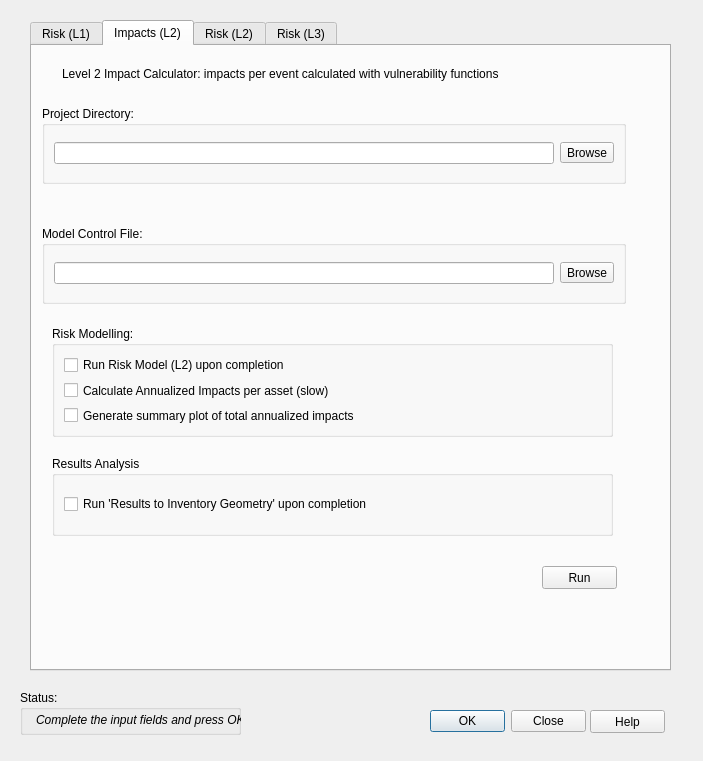
NRCan/CanFlood, file canflood_inprep/ProjectModelling/ProjectModellingDialog_Base.ui: the form before one commit.
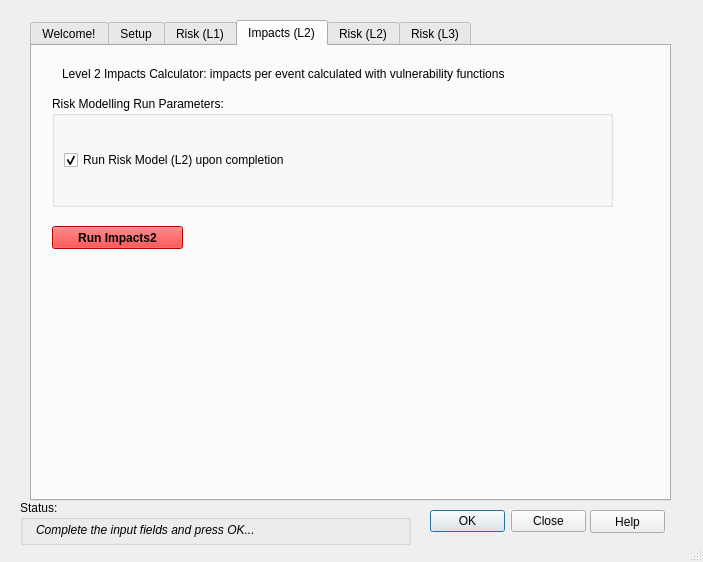
The form after the commit. The open tabs and pages were chosen to show the change.

Patch:
```diff
--- a/canflood_inprep/ProjectModelling/ProjectModellingDialog_Base.ui
+++ b/canflood_inprep/ProjectModelling/ProjectModellingDialog_Base.ui
@@ -7,23 +7,32 @@
     <x>0</x>
     <y>0</y>
     <width>703</width>
-    <height>761</height>
+    <height>562</height>
    </rect>
   </property>
+  <property name="sizePolicy">
+   <sizepolicy hsizetype="Preferred" vsizetype="Preferred">
+    <horstretch>0</horstretch>
+    <verstretch>0</verstretch>
+   </sizepolicy>
+  </property>
   <property name="minimumSize">
    <size>
     <width>703</width>
-    <height>761</height>
+    <height>500</height>
    </size>
   </property>
   <property name="maximumSize">
    <size>
     <width>703</width>
-    <height>761</height>
+    <height>900</height>
    </size>
   </property>
   <property name="windowTitle">
-   <string>CanFlood_Model</string>
+   <string>CanFlood_Model_0.0.1</string>
+  </property>
+  <property name="sizeGripEnabled">
+   <bool>true</bool>
   </property>
   <widget class="QTabWidget" name="tabWidget">
    <property name="geometry">
@@ -31,15 +40,61 @@
      <x>30</x>
      <y>20</y>
      <width>641</width>
-     <height>651</height>
+     <height>481</height>
     </rect>
    </property>
+   <property name="sizePolicy">
+    <sizepolicy hsizetype="Expanding" vsizetype="MinimumExpanding">
+     <horstretch>0</horstretch>
+     <verstretch>0</verstretch>
+    </sizepolicy>
+   </property>
    <property name="currentIndex">
     <number>0</number>
    </property>
-   <widget class="QWidget" name="tab_proj">
+   <widget class="QWidget" name="tab">
     <attribute name="title">
-     <string>Risk (L1)</string>
+     <string>Welcome!</string>
+    </attribute>
+    <widget class="QTextBrowser" name="textBrowser">
+     <property name="geometry">
+      <rect>
+       <x>140</x>
+       <y>40</y>
+       <width>341</width>
+       <height>341</height>
+      </rect>
+     </property>
+     <property name="html">
+      <string>&lt;!DOCTYPE HTML PUBLIC &quot;-//W3C//DTD HTML 4.0//EN&quot; &quot;http://www.w3.org/TR/REC-html40/strict.dtd&quot;&gt;
+&lt;html&gt;&lt;head&gt;&lt;meta name=&quot;qrichtext&quot; content=&quot;1&quot; /&gt;&lt;style type=&quot;text/css&quot;&gt;
+p, li { white-space: pre-wrap; }
+&lt;/style&gt;&lt;/head&gt;&lt;body style=&quot; font-family:'MS Shell Dlg 2'; font-size:8.25pt; font-weight:400; font-style:normal;&quot;&gt;
+&lt;p align=&quot;center&quot; style=&quot; margin-top:0px; margin-bottom:0px; margin-left:0px; margin-right:0px; -qt-block-indent:0; text-indent:0px;&quot;&gt;&lt;span style=&quot; font-size:8pt;&quot;&gt;Welcome to CanFlood 0.0.1!&lt;/span&gt;&lt;/p&gt;
+&lt;p align=&quot;center&quot; style=&quot;-qt-paragraph-type:empty; margin-top:0px; margin-bottom:0px; margin-left:0px; margin-right:0px; -qt-block-indent:0; text-indent:0px; font-size:8pt;&quot;&gt;&lt;br /&gt;&lt;/p&gt;
+&lt;p align=&quot;center&quot; style=&quot; margin-top:0px; margin-bottom:0px; margin-left:0px; margin-right:0px; -qt-block-indent:0; text-indent:0px;&quot;&gt;&lt;span style=&quot; font-size:8pt;&quot;&gt;This collection is the 'Model' toolset. These tools execute the different flood models from your Control File. &lt;/span&gt;&lt;/p&gt;
+&lt;p align=&quot;center&quot; style=&quot;-qt-paragraph-type:empty; margin-top:0px; margin-bottom:0px; margin-left:0px; margin-right:0px; -qt-block-indent:0; text-indent:0px; font-size:8pt;&quot;&gt;&lt;br /&gt;&lt;/p&gt;
+&lt;p align=&quot;center&quot; style=&quot; margin-top:0px; margin-bottom:0px; margin-left:0px; margin-right:0px; -qt-block-indent:0; text-indent:0px;&quot;&gt;&lt;span style=&quot; font-size:8pt;&quot;&gt;To build/configure a Control File, see the 'Build' collection.&lt;/span&gt;&lt;/p&gt;
+&lt;p align=&quot;center&quot; style=&quot;-qt-paragraph-type:empty; margin-top:0px; margin-bottom:0px; margin-left:0px; margin-right:0px; -qt-block-indent:0; text-indent:0px; font-size:8pt;&quot;&gt;&lt;br /&gt;&lt;/p&gt;
+&lt;p align=&quot;center&quot; style=&quot; margin-top:0px; margin-bottom:0px; margin-left:0px; margin-right:0px; -qt-block-indent:0; text-indent:0px;&quot;&gt;For instructions and guidance, click 'Help'&lt;/p&gt;
+&lt;p align=&quot;center&quot; style=&quot;-qt-paragraph-type:empty; margin-top:0px; margin-bottom:0px; margin-left:0px; margin-right:0px; -qt-block-indent:0; text-indent:0px;&quot;&gt;&lt;br /&gt;&lt;/p&gt;
+&lt;p align=&quot;center&quot; style=&quot;-qt-paragraph-type:empty; margin-top:0px; margin-bottom:0px; margin-left:0px; margin-right:0px; -qt-block-indent:0; text-indent:0px;&quot;&gt;&lt;br /&gt;&lt;/p&gt;
+&lt;p align=&quot;center&quot; style=&quot;-qt-paragraph-type:empty; margin-top:0px; margin-bottom:0px; margin-left:0px; margin-right:0px; -qt-block-indent:0; text-indent:0px;&quot;&gt;&lt;br /&gt;&lt;/p&gt;
+&lt;p align=&quot;center&quot; style=&quot;-qt-paragraph-type:empty; margin-top:0px; margin-bottom:0px; margin-left:0px; margin-right:0px; -qt-block-indent:0; text-indent:0px; font-size:8pt;&quot;&gt;&lt;br /&gt;&lt;/p&gt;
+&lt;p align=&quot;center&quot; style=&quot; margin-top:0px; margin-bottom:0px; margin-left:0px; margin-right:0px; -qt-block-indent:0; text-indent:0px;&quot;&gt;&lt;span style=&quot; font-size:8pt;&quot;&gt;'OK' or 'Close' will exit this dialog (work will be saved)&lt;/span&gt;&lt;/p&gt;
+&lt;p align=&quot;center&quot; style=&quot; margin-top:0px; margin-bottom:0px; margin-left:0px; margin-right:0px; -qt-block-indent:0; text-indent:0px;&quot;&gt;&lt;span style=&quot; font-size:8pt;&quot;&gt;'Help' launches the manual&lt;/span&gt;&lt;/p&gt;
+&lt;p align=&quot;center&quot; style=&quot;-qt-paragraph-type:empty; margin-top:0px; margin-bottom:0px; margin-left:0px; margin-right:0px; -qt-block-indent:0; text-indent:0px; font-size:8pt;&quot;&gt;&lt;br /&gt;&lt;/p&gt;
+&lt;p align=&quot;center&quot; style=&quot;-qt-paragraph-type:empty; margin-top:0px; margin-bottom:0px; margin-left:0px; margin-right:0px; -qt-block-indent:0; text-indent:0px; font-size:8pt;&quot;&gt;&lt;br /&gt;&lt;/p&gt;
+&lt;p align=&quot;center&quot; style=&quot; margin-top:0px; margin-bottom:0px; margin-left:0px; margin-right:0px; -qt-block-indent:0; text-indent:0px;&quot;&gt;&lt;a href=&quot;https://github.com/IBIGroupCanWest/FloodAssessment&quot;&gt;&lt;span style=&quot; font-size:8pt; text-decoration: underline; color:#0000ff;&quot;&gt;gitHub&lt;/span&gt;&lt;/a&gt;&lt;/p&gt;
+&lt;p align=&quot;center&quot; style=&quot;-qt-paragraph-type:empty; margin-top:0px; margin-bottom:0px; margin-left:0px; margin-right:0px; -qt-block-indent:0; text-indent:0px; font-size:8pt;&quot;&gt;&lt;br /&gt;&lt;/p&gt;
+&lt;p align=&quot;center&quot; style=&quot;-qt-paragraph-type:empty; margin-top:0px; margin-bottom:0px; margin-left:0px; margin-right:0px; -qt-block-indent:0; text-indent:0px; font-size:8pt;&quot;&gt;&lt;br /&gt;&lt;/p&gt;
+&lt;p align=&quot;center&quot; style=&quot; margin-top:0px; margin-bottom:0px; margin-left:0px; margin-right:0px; -qt-block-indent:0; text-indent:0px;&quot;&gt;&lt;span style=&quot; font-size:8pt;&quot;&gt;And remember, it CanFlood anywhere...&lt;/span&gt;&lt;/p&gt;&lt;/body&gt;&lt;/html&gt;</string>
+     </property>
+    </widget>
+   </widget>
+   <widget class="QWidget" name="tab_2">
+    <attribute name="title">
+     <string>Setup</string>
     </attribute>
     <widget class="QGroupBox" name="groupBox_2">
      <property name="geometry">
@@ -111,6 +166,66 @@
       </item>
      </layout>
     </widget>
+    <widget class="QLabel" name="label_5">
+     <property name="geometry">
+      <rect>
+       <x>20</x>
+       <y>20</y>
+       <width>181</width>
+       <height>16</height>
+      </rect>
+     </property>
+     <property name="text">
+      <string>Setup your model run</string>
+     </property>
+    </widget>
+    <widget class="QCheckBox" name="checkBox_SSoverwrite">
+     <property name="geometry">
+      <rect>
+       <x>60</x>
+       <y>290</y>
+       <width>211</width>
+       <height>17</height>
+      </rect>
+     </property>
+     <property name="text">
+      <string>Overwrite any existing files</string>
+     </property>
+     <property name="checked">
+      <bool>true</bool>
+     </property>
+    </widget>
+    <widget class="QLineEdit" name="linEdit_Stag">
+     <property name="geometry">
+      <rect>
+       <x>180</x>
+       <y>350</y>
+       <width>211</width>
+       <height>20</height>
+      </rect>
+     </property>
+     <property name="text">
+      <string>run1</string>
+     </property>
+    </widget>
+    <widget class="QLabel" name="label_6">
+     <property name="geometry">
+      <rect>
+       <x>60</x>
+       <y>350</y>
+       <width>81</width>
+       <height>20</height>
+      </rect>
+     </property>
+     <property name="text">
+      <string>Run Tag:</string>
+     </property>
+    </widget>
+   </widget>
+   <widget class="QWidget" name="tab_proj">
+    <attribute name="title">
+     <string>Risk (L1)</string>
+    </attribute>
     <widget class="QLabel" name="label">
      <property name="geometry">
       <rect>
@@ -142,76 +257,6 @@
     <attribute name="title">
      <string>Impacts (L2)</string>
     </attribute>
-    <widget class="QGroupBox" name="groupBox_6">
-     <property name="geometry">
-      <rect>
-       <x>10</x>
-       <y>180</y>
-       <width>584</width>
-       <height>78</height>
-      </rect>
-     </property>
-     <property name="sizePolicy">
-      <sizepolicy hsizetype="Preferred" vsizetype="Fixed">
-       <horstretch>0</horstretch>
-       <verstretch>0</verstretch>
-      </sizepolicy>
-     </property>
-     <property name="title">
-      <string>Model Control File:</string>
-     </property>
-     <layout class="QVBoxLayout" name="_17">
-      <item>
-       <layout class="QHBoxLayout" name="_18">
-        <item>
-         <widget class="QLineEdit" name="lineEdit_cf_2"/>
-        </item>
-        <item>
-         <widget class="QToolButton" name="pushButton_br_4">
-          <property name="text">
-           <string>Browse</string>
-          </property>
-         </widget>
-        </item>
-       </layout>
-      </item>
-     </layout>
-    </widget>
-    <widget class="QGroupBox" name="groupBox_3">
-     <property name="geometry">
-      <rect>
-       <x>10</x>
-       <y>60</y>
-       <width>584</width>
-       <height>78</height>
-      </rect>
-     </property>
-     <property name="sizePolicy">
-      <sizepolicy hsizetype="Preferred" vsizetype="Fixed">
-       <horstretch>0</horstretch>
-       <verstretch>0</verstretch>
-      </sizepolicy>
-     </property>
-     <property name="title">
-      <string>Project Directory:</string>
-     </property>
-     <layout class="QVBoxLayout" name="_4">
-      <item>
-       <layout class="QHBoxLayout" name="_7">
-        <item>
-         <widget class="QLineEdit" name="lineEdit_wd_2"/>
-        </item>
-        <item>
-         <widget class="QToolButton" name="pushButton_br_3">
-          <property name="text">
-           <string>Browse</string>
-          </property>
-         </widget>
-        </item>
-       </layout>
-      </item>
-     </layout>
-    </widget>
     <widget class="QLabel" name="label_2">
      <property name="geometry">
       <rect>
@@ -222,20 +267,20 @@
       </rect>
      </property>
      <property name="text">
-      <string>Level 2 Impact Calculator: impacts per event calculated with vulnerability functions</string>
+      <string>Level 2 Impacts Calculator: impacts per event calculated with vulnerability functions</string>
      </property>
     </widget>
     <widget class="QGroupBox" name="verticalGroupBox">
      <property name="geometry">
       <rect>
        <x>20</x>
-       <y>280</y>
+       <y>50</y>
        <width>561</width>
        <height>111</height>
       </rect>
      </property>
      <property name="title">
-      <string>Risk Modelling:</string>
+      <string>Risk Modelling Run Parameters:</string>
      </property>
      <layout class="QVBoxLayout" name="verticalLayout">
       <item>
@@ -243,57 +288,445 @@
         <property name="text">
          <string>Run Risk Model (L2) upon completion</string>
         </property>
-       </widget>
-      </item>
-      <item>
-       <widget class="QCheckBox" name="checkBox_4">
-        <property name="text">
-         <string>Calculate Annualized Impacts per asset (slow)</string>
-        </property>
-       </widget>
-      </item>
-      <item>
-       <widget class="QCheckBox" name="checkBox_5">
-        <property name="text">
-         <string>Generate summary plot of total annualized impacts</string>
+        <property name="checked">
+         <bool>true</bool>
         </property>
        </widget>
       </item>
      </layout>
     </widget>
-    <widget class="QGroupBox" name="verticalGroupBox_2">
+    <widget class="QPushButton" name="pushButton_i2run">
      <property name="geometry">
       <rect>
        <x>20</x>
-       <y>410</y>
-       <width>561</width>
-       <height>80</height>
-      </rect>
-     </property>
-     <property name="title">
-      <string>Results Analysis</string>
-     </property>
-     <layout class="QVBoxLayout" name="verticalLayout_3">
-      <item>
-       <widget class="QCheckBox" name="checkBox_2">
-        <property name="text">
-         <string>Run 'Results to Inventory Geometry' upon completion</string>
-        </property>
-       </widget>
-      </item>
-     </layout>
-    </widget>
-    <widget class="QPushButton" name="pushButton_run_2">
-     <property name="geometry">
-      <rect>
-       <x>510</x>
-       <y>520</y>
-       <width>75</width>
+       <y>180</y>
+       <width>131</width>
        <height>23</height>
       </rect>
      </property>
+     <property name="palette">
+      <palette>
+       <active>
+        <colorrole role="WindowText">
+         <brush brushstyle="SolidPattern">
+          <color alpha="255">
+           <red>0</red>
+           <green>0</green>
+           <blue>0</blue>
+          </color>
+         </brush>
+        </colorrole>
+        <colorrole role="Button">
+         <brush brushstyle="SolidPattern">
+          <color alpha="255">
+           <red>255</red>
+           <green>0</green>
+           <blue>0</blue>
+          </color>
+         </brush>
+        </colorrole>
+        <colorrole role="Light">
+         <brush brushstyle="SolidPattern">
+          <color alpha="255">
+           <red>255</red>
+           <green>127</green>
+           <blue>127</blue>
+          </color>
+         </brush>
+        </colorrole>
+        <colorrole role="Midlight">
+         <brush brushstyle="SolidPattern">
+          <color alpha="255">
+           <red>255</red>
+           <green>63</green>
+           <blue>63</blue>
+          </color>
+         </brush>
+        </colorrole>
+        <colorrole role="Dark">
+         <brush brushstyle="SolidPattern">
+          <color alpha="255">
+           <red>127</red>
+           <green>0</green>
+           <blue>0</blue>
+          </color>
+         </brush>
+        </colorrole>
+        <colorrole role="Mid">
+         <brush brushstyle="SolidPattern">
+          <color alpha="255">
+           <red>170</red>
+           <green>0</green>
+           <blue>0</blue>
+          </color>
+         </brush>
+        </colorrole>
+        <colorrole role="Text">
+         <brush brushstyle="SolidPattern">
+          <color alpha="255">
+           <red>0</red>
+           <green>0</green>
+           <blue>0</blue>
+          </color>
+         </brush>
+        </colorrole>
+        <colorrole role="BrightText">
+         <brush brushstyle="SolidPattern">
+          <color alpha="255">
+           <red>255</red>
+           <green>255</green>
+           <blue>255</blue>
+          </color>
+         </brush>
+        </colorrole>
+        <colorrole role="ButtonText">
+         <brush brushstyle="SolidPattern">
+          <color alpha="255">
+           <red>0</red>
+           <green>0</green>
+           <blue>0</blue>
+          </color>
+         </brush>
+        </colorrole>
+        <colorrole role="Base">
+         <brush brushstyle="SolidPattern">
+          <color alpha="255">
+           <red>255</red>
+           <green>255</green>
+           <blue>255</blue>
+          </color>
+         </brush>
+        </colorrole>
+        <colorrole role="Window">
+         <brush brushstyle="SolidPattern">
+          <color alpha="255">
+           <red>255</red>
+           <green>0</green>
+           <blue>0</blue>
+          </color>
+         </brush>
+        </colorrole>
+        <colorrole role="Shadow">
+         <brush brushstyle="SolidPattern">
+          <color alpha="255">
+           <red>0</red>
+           <green>0</green>
+           <blue>0</blue>
+          </color>
+         </brush>
+        </colorrole>
+        <colorrole role="AlternateBase">
+         <brush brushstyle="SolidPattern">
+          <color alpha="255">
+           <red>255</red>
+           <green>127</green>
+           <blue>127</blue>
+          </color>
+         </brush>
+        </colorrole>
+        <colorrole role="ToolTipBase">
+         <brush brushstyle="SolidPattern">
+          <color alpha="255">
+           <red>255</red>
+           <green>255</green>
+           <blue>220</blue>
+          </color>
+         </brush>
+        </colorrole>
+        <colorrole role="ToolTipText">
+         <brush brushstyle="SolidPattern">
+          <color alpha="255">
+           <red>0</red>
+           <green>0</green>
+           <blue>0</blue>
+          </color>
+         </brush>
+        </colorrole>
+       </active>
+       <inactive>
+        <colorrole role="WindowText">
+         <brush brushstyle="SolidPattern">
+          <color alpha="255">
+           <red>0</red>
+           <green>0</green>
+           <blue>0</blue>
+          </color>
+         </brush>
+        </colorrole>
+        <colorrole role="Button">
+         <brush brushstyle="SolidPattern">
+          <color alpha="255">
+           <red>255</red>
+           <green>0</green>
+           <blue>0</blue>
+          </color>
+         </brush>
+        </colorrole>
+        <colorrole role="Light">
+         <brush brushstyle="SolidPattern">
+          <color alpha="255">
+           <red>255</red>
+           <green>127</green>
+           <blue>127</blue>
+          </color>
+         </brush>
+        </colorrole>
+        <colorrole role="Midlight">
+         <brush brushstyle="SolidPattern">
+          <color alpha="255">
+           <red>255</red>
+           <green>63</green>
+           <blue>63</blue>
+          </color>
+         </brush>
+        </colorrole>
+        <colorrole role="Dark">
+         <brush brushstyle="SolidPattern">
+          <color alpha="255">
+           <red>127</red>
+           <green>0</green>
+           <blue>0</blue>
+          </color>
+         </brush>
+        </colorrole>
+        <colorrole role="Mid">
+         <brush brushstyle="SolidPattern">
+          <color alpha="255">
+           <red>170</red>
+           <green>0</green>
+           <blue>0</blue>
+          </color>
+         </brush>
+        </colorrole>
+        <colorrole role="Text">
+         <brush brushstyle="SolidPattern">
+          <color alpha="255">
+           <red>0</red>
+           <green>0</green>
+           <blue>0</blue>
+          </color>
+         </brush>
+        </colorrole>
+        <colorrole role="BrightText">
+         <brush brushstyle="SolidPattern">
+          <color alpha="255">
+           <red>255</red>
+           <green>255</green>
+           <blue>255</blue>
+          </color>
+         </brush>
+        </colorrole>
+        <colorrole role="ButtonText">
+         <brush brushstyle="SolidPattern">
+          <color alpha="255">
+           <red>0</red>
+           <green>0</green>
+           <blue>0</blue>
+          </color>
+         </brush>
+        </colorrole>
+        <colorrole role="Base">
+         <brush brushstyle="SolidPattern">
+          <color alpha="255">
+           <red>255</red>
+           <green>255</green>
+           <blue>255</blue>
+          </color>
+         </brush>
+        </colorrole>
+        <colorrole role="Window">
+         <brush brushstyle="SolidPattern">
+          <color alpha="255">
+           <red>255</red>
+           <green>0</green>
+           <blue>0</blue>
+          </color>
+         </brush>
+        </colorrole>
+        <colorrole role="Shadow">
+         <brush brushstyle="SolidPattern">
+          <color alpha="255">
+           <red>0</red>
+           <green>0</green>
+           <blue>0</blue>
+          </color>
+         </brush>
+        </colorrole>
+        <colorrole role="AlternateBase">
+         <brush brushstyle="SolidPattern">
+          <color alpha="255">
+           <red>255</red>
+           <green>127</green>
+           <blue>127</blue>
+          </color>
+         </brush>
+        </colorrole>
+        <colorrole role="ToolTipBase">
+         <brush brushstyle="SolidPattern">
+          <color alpha="255">
+           <red>255</red>
+           <green>255</green>
+           <blue>220</blue>
+          </color>
+         </brush>
+        </colorrole>
+        <colorrole role="ToolTipText">
+         <brush brushstyle="SolidPattern">
+          <color alpha="255">
+           <red>0</red>
+           <green>0</green>
+           <blue>0</blue>
+          </color>
+         </brush>
+        </colorrole>
+       </inactive>
+       <disabled>
+        <colorrole role="WindowText">
+         <brush brushstyle="SolidPattern">
+          <color alpha="255">
+           <red>127</red>
+           <green>0</green>
+           <blue>0</blue>
+          </color>
+         </brush>
+        </colorrole>
+        <colorrole role="Button">
+         <brush brushstyle="SolidPattern">
+          <color alpha="255">
+           <red>255</red>
+           <green>0</green>
+           <blue>0</blue>
+          </color>
+         </brush>
+        </colorrole>
+        <colorrole role="Light">
+         <brush brushstyle="SolidPattern">
+          <color alpha="255">
+           <red>255</red>
+           <green>127</green>
+           <blue>127</blue>
+          </color>
+         </brush>
+        </colorrole>
+        <colorrole role="Midlight">
+         <brush brushstyle="SolidPattern">
+          <color alpha="255">
+           <red>255</red>
+           <green>63</green>
+           <blue>63</blue>
+          </color>
+         </brush>
+        </colorrole>
+        <colorrole role="Dark">
+         <brush brushstyle="SolidPattern">
+          <color alpha="255">
+           <red>127</red>
+           <green>0</green>
+           <blue>0</blue>
+          </color>
+         </brush>
+        </colorrole>
+        <colorrole role="Mid">
+         <brush brushstyle="SolidPattern">
+          <color alpha="255">
+           <red>170</red>
+           <green>0</green>
+           <blue>0</blue>
+          </color>
+         </brush>
+        </colorrole>
+        <colorrole role="Text">
+         <brush brushstyle="SolidPattern">
+          <color alpha="255">
+           <red>127</red>
+           <green>0</green>
+           <blue>0</blue>
+          </color>
+         </brush>
+        </colorrole>
+        <colorrole role="BrightText">
+         <brush brushstyle="SolidPattern">
+          <color alpha="255">
+           <red>255</red>
+           <green>255</green>
+           <blue>255</blue>
+          </color>
+         </brush>
+        </colorrole>
+        <colorrole role="ButtonText">
+         <brush brushstyle="SolidPattern">
+          <color alpha="255">
+           <red>127</red>
+           <green>0</green>
+           <blue>0</blue>
+          </color>
+         </brush>
+        </colorrole>
+        <colorrole role="Base">
+         <brush brushstyle="SolidPattern">
+          <color alpha="255">
+           <red>255</red>
+           <green>0</green>
+           <blue>0</blue>
+          </color>
+         </brush>
+        </colorrole>
+        <colorrole role="Window">
+         <brush brushstyle="SolidPattern">
+          <color alpha="255">
+           <red>255</red>
+           <green>0</green>
+           <blue>0</blue>
+          </color>
+         </brush>
+        </colorrole>
+        <colorrole role="Shadow">
+         <brush brushstyle="SolidPattern">
+          <color alpha="255">
+           <red>0</red>
+           <green>0</green>
+           <blue>0</blue>
+          </color>
+         </brush>
+        </colorrole>
+        <colorrole role="AlternateBase">
+         <brush brushstyle="SolidPattern">
+          <color alpha="255">
+           <red>255</red>
+           <green>0</green>
+           <blue>0</blue>
+          </color>
+         </brush>
+        </colorrole>
+        <colorrole role="ToolTipBase">
+         <brush brushstyle="SolidPattern">
+          <color alpha="255">
+           <red>255</red>
+           <green>255</green>
+           <blue>220</blue>
+          </color>
+         </brush>
+        </colorrole>
+        <colorrole role="ToolTipText">
+         <brush brushstyle="SolidPattern">
+          <color alpha="255">
+           <red>0</red>
+           <green>0</green>
+           <blue>0</blue>
+          </color>
+         </brush>
+        </colorrole>
+       </disabled>
+      </palette>
+     </property>
+     <property name="font">
+      <font>
+       <weight>75</weight>
+       <bold>true</bold>
+      </font>
+     </property>
      <property name="text">
-      <string>Run</string>
+      <string>Run Impacts2</string>
      </property>
     </widget>
    </widget>
@@ -494,7 +927,7 @@
    <property name="geometry">
     <rect>
      <x>590</x>
-     <y>710</y>
+     <y>510</y>
      <width>75</width>
      <height>23</height>
     </rect>
@@ -513,8 +946,8 @@
    <property name="geometry">
     <rect>
      <x>20</x>
-     <y>690</y>
-     <width>221</width>
+     <y>500</y>
+     <width>391</width>
      <height>45</height>
     </rect>
    </property>
@@ -572,7 +1005,7 @@
    <property name="geometry">
     <rect>
      <x>430</x>
-     <y>710</y>
+     <y>510</y>
      <width>156</width>
      <height>23</height>
     </rect>
```
Left out of the diff: 1385 changed lines with no effect on the pictures.
